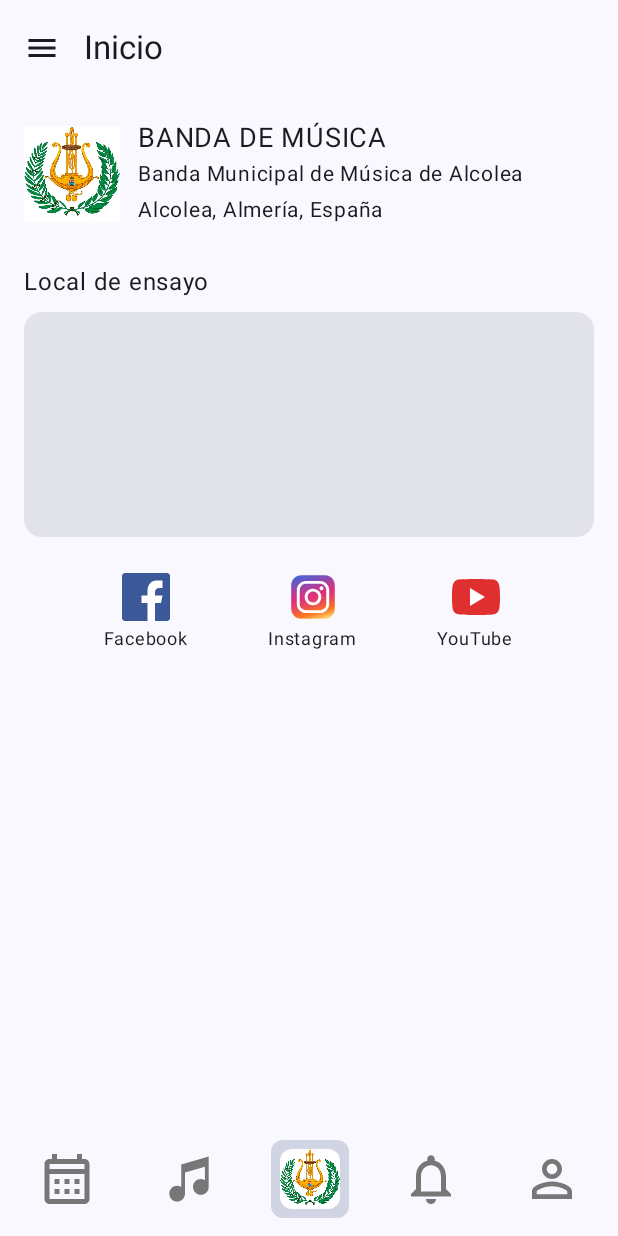
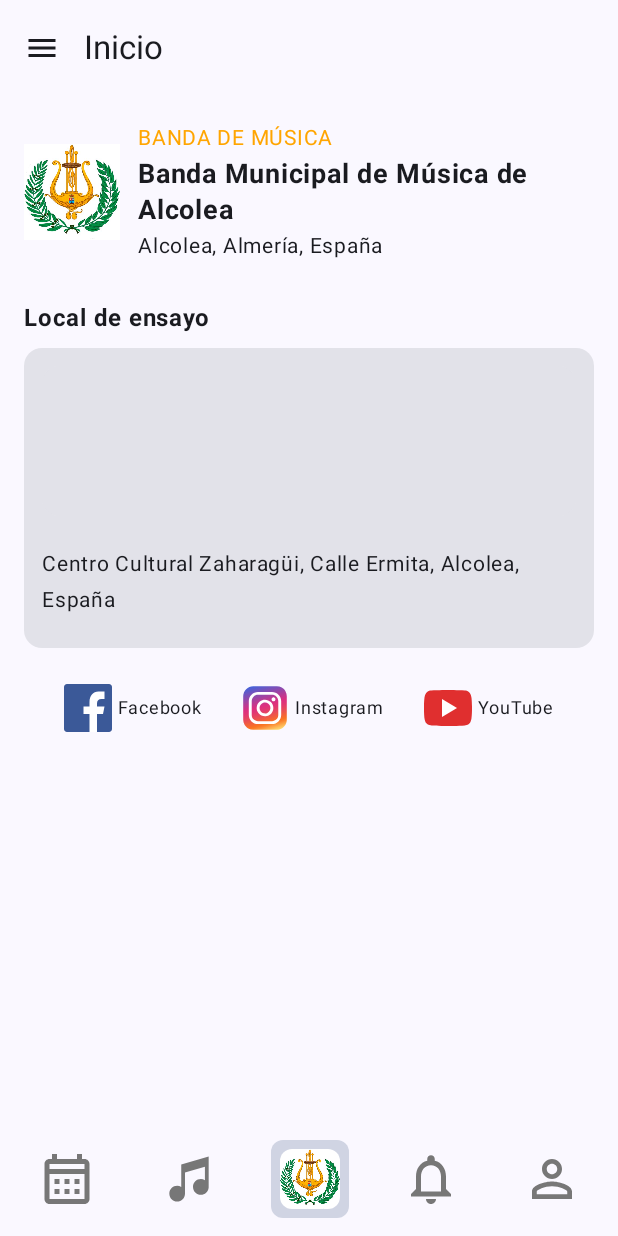
Before and after one commit to JavierPC28/PI_MusicaInCrescendo, an Android app built with Jetpack Compose: the home screen opened through its navigation route, on a phone screen of 412 x 824 dp. Run offline under Robolectric (Android 15) with nearby library versions, the phone set to English and light mode, and no system bars; our stand-ins replace Firebase (no records; nobody signed in at launch, a user with empty details on screens opened directly), accompanist.

Commit message:
v5.0.1 (mejora visual de la vista Home)

```diff
--- a/app/src/main/java/org/iesalandalus/pi_musicaincrescendo/ui/main/HomeScreen.kt
+++ b/app/src/main/java/org/iesalandalus/pi_musicaincrescendo/ui/main/HomeScreen.kt
@@ -4,13 +4,14 @@ import android.content.Intent
 import androidx.compose.foundation.Image
 import androidx.compose.foundation.clickable
 import androidx.compose.foundation.layout.*
-import androidx.compose.material3.Card
-import androidx.compose.material3.Text
+import androidx.compose.material3.*
 import androidx.compose.runtime.Composable
 import androidx.compose.ui.Alignment
 import androidx.compose.ui.Modifier
+import androidx.compose.ui.graphics.Color
 import androidx.compose.ui.platform.LocalContext
 import androidx.compose.ui.res.painterResource
+import androidx.compose.ui.text.font.FontWeight
 import androidx.compose.ui.unit.dp
 import androidx.compose.ui.unit.sp
 import androidx.core.net.toUri
@@ -36,18 +37,19 @@ fun HomeScreen() {
             Image(
                 painter = painterResource(id = R.drawable.banda_alcolea),
                 contentDescription = "Icono Banda de Alcolea",
-                modifier = Modifier
-                    .size(64.dp)
+                modifier = Modifier.size(64.dp)
             )
             Spacer(modifier = Modifier.width(12.dp))
             Column {
                 Text(
                     text = "BANDA DE MÚSICA",
-                    fontSize = 18.sp
+                    fontSize = 14.sp,
+                    color = Color(0xFFFFA500)
                 )
                 Text(
                     text = "Banda Municipal de Música de Alcolea",
-                    fontSize = 14.sp
+                    fontSize = 18.sp,
+                    fontWeight = FontWeight.Bold
                 )
                 Text(
                     text = "Alcolea, Almería, España",
@@ -61,15 +63,45 @@ fun HomeScreen() {
         // Sección de local de ensayo
         Text(
             text = "Local de ensayo",
-            fontSize = 16.sp
+            fontSize = 16.sp,
+            fontWeight = FontWeight.Bold,
         )
         Spacer(modifier = Modifier.height(8.dp))
         Card(
             modifier = Modifier
                 .fillMaxWidth()
-                .height(150.dp)
+                .height(200.dp)
         ) {
-            // Card vacío por el momento
+            Column(modifier = Modifier.padding(12.dp)) {
+                // Card interno vacío por el momento
+                Card(
+                    modifier = Modifier
+                        .fillMaxWidth()
+                        .height(100.dp)
+                ) {}
+                Spacer(modifier = Modifier.height(12.dp))
+                Row(
+                    verticalAlignment = Alignment.CenterVertically,
+                    horizontalArrangement = Arrangement.SpaceBetween,
+                    modifier = Modifier.fillMaxWidth()
+                ) {
+                    Text(
+                        text = "Centro Cultural Zaharagüi, Calle Ermita, Alcolea, España",
+                        fontSize = 14.sp
+                    )
+                    Text(
+                        text = "Cómo llegar",
+                        fontSize = 14.sp,
+                        modifier = Modifier.clickable {
+                            // Intent a mapa para llegar
+                            val uri =
+                                "geo:0,0?q=Centro Cultural Zaharagüi, Calle Ermita, Alcolea, España".toUri()
+                            context.startActivity(Intent(Intent.ACTION_VIEW, uri))
+                        },
+                        color = MaterialTheme.colorScheme.primary
+                    )
+                }
+            }
         }
 
         Spacer(modifier = Modifier.height(24.dp))
@@ -80,12 +112,12 @@ fun HomeScreen() {
             modifier = Modifier.fillMaxWidth()
         ) {
             // Facebook
-            Column(
-                horizontalAlignment = Alignment.CenterHorizontally,
+            Row(
+                verticalAlignment = Alignment.CenterVertically,
                 modifier = Modifier.clickable {
                     val intent = Intent(
                         Intent.ACTION_VIEW,
-                        "https://m.facebook.com/BandaAlcolea".toUri()
+                        "https://www.facebook.com/BandaAlcolea".toUri()
                     )
                     context.startActivity(intent)
                 }
@@ -95,14 +127,15 @@ fun HomeScreen() {
                     contentDescription = "Facebook",
                     modifier = Modifier.size(32.dp)
                 )
+                Spacer(modifier = Modifier.width(4.dp))
                 Text(
                     text = "Facebook",
                     fontSize = 12.sp
                 )
             }
             // Instagram
-            Column(
-                horizontalAlignment = Alignment.CenterHorizontally,
+            Row(
+                verticalAlignment = Alignment.CenterVertically,
                 modifier = Modifier.clickable {
                     val intent = Intent(
                         Intent.ACTION_VIEW,
@@ -116,14 +149,15 @@ fun HomeScreen() {
                     contentDescription = "Instagram",
                     modifier = Modifier.size(32.dp)
                 )
+                Spacer(modifier = Modifier.width(4.dp))
                 Text(
                     text = "Instagram",
                     fontSize = 12.sp
                 )
             }
             // YouTube
-            Column(
-                horizontalAlignment = Alignment.CenterHorizontally,
+            Row(
+                verticalAlignment = Alignment.CenterVertically,
                 modifier = Modifier.clickable {
                     val intent = Intent(
                         Intent.ACTION_VIEW,
@@ -137,6 +171,7 @@ fun HomeScreen() {
                     contentDescription = "YouTube",
                     modifier = Modifier.size(32.dp)
                 )
+                Spacer(modifier = Modifier.width(4.dp))
                 Text(
                     text = "YouTube",
                     fontSize = 12.sp
```
